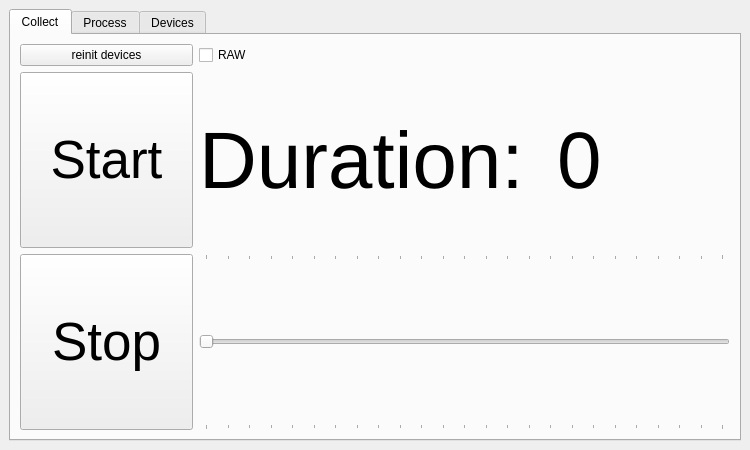
This is gui.ui in nogleo/datanog as Qt 5 draws it before an edit. The edited form follows.
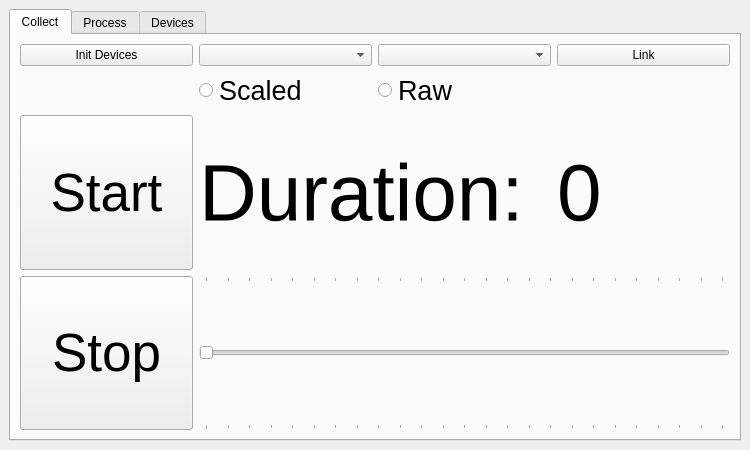
This is the edited form. The open tabs and pages were chosen to show the change.

Commit message: init dev loads sensor params

The edit to the form file:
```diff
--- a/gui.ui
+++ b/gui.ui
@@ -39,7 +39,7 @@
     </sizepolicy>
    </property>
    <layout class="QGridLayout" name="gridLayout_3">
-    <item row="0" column="0">
+    <item row="0" column="1">
      <widget class="QTabWidget" name="tabWidget">
       <property name="sizePolicy">
        <sizepolicy hsizetype="Expanding" vsizetype="Expanding">
@@ -55,7 +55,69 @@
         <string>Collect</string>
        </attribute>
        <layout class="QGridLayout" name="gridLayout">
-        <item row="2" column="1" colspan="3">
+        <item row="0" column="2">
+         <widget class="QComboBox" name="comboBox_2"/>
+        </item>
+        <item row="0" column="3">
+         <widget class="QPushButton" name="pushButton_5">
+          <property name="text">
+           <string>Link</string>
+          </property>
+         </widget>
+        </item>
+        <item row="0" column="0">
+         <widget class="QPushButton" name="pushButton_4">
+          <property name="text">
+           <string>Init Devices</string>
+          </property>
+         </widget>
+        </item>
+        <item row="2" column="0">
+         <widget class="QPushButton" name="startbutton">
+          <property name="sizePolicy">
+           <sizepolicy hsizetype="Expanding" vsizetype="Expanding">
+            <horstretch>1</horstretch>
+            <verstretch>1</verstretch>
+           </sizepolicy>
+          </property>
+          <property name="font">
+           <font>
+            <pointsize>40</pointsize>
+           </font>
+          </property>
+          <property name="toolTip">
+           <string>'Start collecting data'</string>
+          </property>
+          <property name="autoFillBackground">
+           <bool>false</bool>
+          </property>
+          <property name="text">
+           <string>Start</string>
+          </property>
+         </widget>
+        </item>
+        <item row="2" column="1" colspan="2">
+         <widget class="QLabel" name="label_2">
+          <property name="sizePolicy">
+           <sizepolicy hsizetype="Expanding" vsizetype="Expanding">
+            <horstretch>1</horstretch>
+            <verstretch>1</verstretch>
+           </sizepolicy>
+          </property>
+          <property name="font">
+           <font>
+            <pointsize>60</pointsize>
+           </font>
+          </property>
+          <property name="text">
+           <string>Duration: </string>
+          </property>
+         </widget>
+        </item>
+        <item row="0" column="1">
+         <widget class="QComboBox" name="comboBox"/>
+        </item>
+        <item row="3" column="1" colspan="3">
          <widget class="QSlider" name="horizontalSlider">
           <property name="sizePolicy">
            <sizepolicy hsizetype="Expanding" vsizetype="Expanding">
@@ -112,31 +174,7 @@
           </property>
          </widget>
         </item>
-        <item row="1" column="0">
-         <widget class="QPushButton" name="startbutton">
-          <property name="sizePolicy">
-           <sizepolicy hsizetype="Expanding" vsizetype="Expanding">
-            <horstretch>1</horstretch>
-            <verstretch>1</verstretch>
-           </sizepolicy>
-          </property>
-          <property name="font">
-           <font>
-            <pointsize>40</pointsize>
-           </font>
-          </property>
-          <property name="toolTip">
-           <string>'Start collecting data'</string>
-          </property>
-          <property name="autoFillBackground">
-           <bool>false</bool>
-          </property>
-          <property name="text">
-           <string>Start</string>
-          </property>
-         </widget>
-        </item>
-        <item row="2" column="0">
+        <item row="3" column="0">
          <widget class="QPushButton" name="stopbutton">
           <property name="enabled">
            <bool>true</bool>
@@ -160,7 +198,7 @@
           </property>
          </widget>
         </item>
-        <item row="1" column="3">
+        <item row="2" column="3">
          <widget class="QLabel" name="label">
           <property name="sizePolicy">
            <sizepolicy hsizetype="Expanding" vsizetype="Expanding">
@@ -178,35 +216,27 @@
           </property>
          </widget>
         </item>
-        <item row="1" column="1" colspan="2">
-         <widget class="QLabel" name="label_2">
-          <property name="sizePolicy">
-           <sizepolicy hsizetype="Expanding" vsizetype="Expanding">
-            <horstretch>1</horstretch>
-            <verstretch>1</verstretch>
-           </sizepolicy>
-          </property>
+        <item row="1" column="1">
+         <widget class="QRadioButton" name="radioButton">
           <property name="font">
            <font>
-            <pointsize>60</pointsize>
+            <pointsize>20</pointsize>
            </font>
           </property>
           <property name="text">
-           <string>Duration: </string>
+           <string>Scaled</string>
           </property>
          </widget>
         </item>
-        <item row="0" column="1">
-         <widget class="QCheckBox" name="checkBox">
-          <property name="text">
-           <string>RAW</string>
+        <item row="1" column="2">
+         <widget class="QRadioButton" name="radioButton_2">
+          <property name="font">
+           <font>
+            <pointsize>20</pointsize>
+           </font>
           </property>
-         </widget>
-        </item>
-        <item row="0" column="0">
-         <widget class="QPushButton" name="pushButton_4">
           <property name="text">
-           <string>reinit devices</string>
+           <string>Raw</string>
           </property>
          </widget>
         </item>
@@ -293,13 +323,6 @@
         </item>
         <item row="1" column="0" colspan="3">
          <layout class="QHBoxLayout" name="horizontalLayout_2">
-          <item>
-           <widget class="QPushButton" name="pushButton_5">
-            <property name="text">
-             <string>Select</string>
-            </property>
-           </widget>
-          </item>
           <item>
            <widget class="QPushButton" name="pushButton_3">
             <property name="text">
@@ -309,9 +332,6 @@
           </item>
          </layout>
         </item>
-        <item row="0" column="1" colspan="2">
-         <widget class="QComboBox" name="comboBox"/>
-        </item>
        </layout>
       </widget>
      </widget>
```
Left out of the diff: 2 changed lines with no effect on the pictures. The commit also changes 1 other file.
